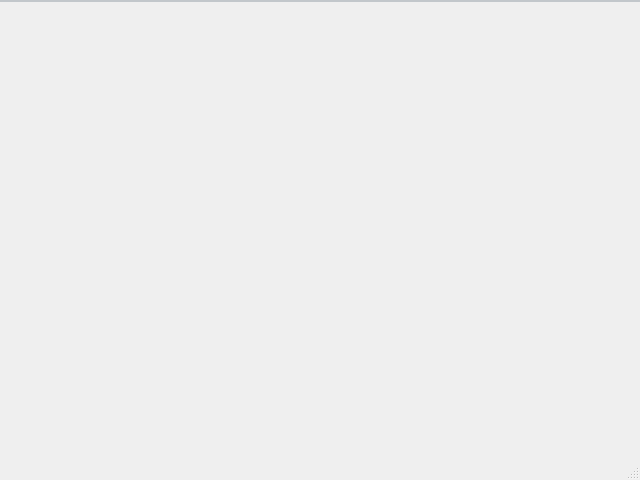
Qt form src/mainwindow.ui (inniyah/plume-creator) before a commit.
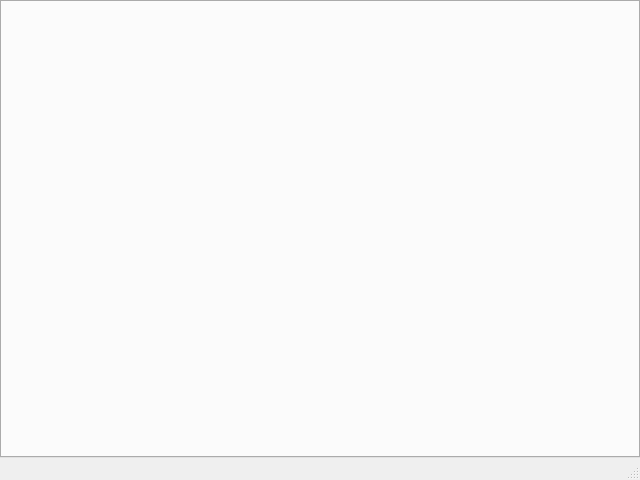
The same form after that commit. Icons and pictures are not drawn.

Commit message: 0.64.6 : allow choosing colors of WordGoalProgressBar ; fix first book in tree unclickable

Diff of the .ui file:
```diff
--- a/src/mainwindow.ui
+++ b/src/mainwindow.ui
@@ -135,66 +135,6 @@
 
 
 
-
-
-
-
-
-
-
-
-QTabWidget::pane/*#mainTabWidget*/ { /* The tab widget frame */
-     border-top: 2px solid #C2C7CB;
-     position: absolute;
-     top: -0.2em;
- }
-
- QTabWidget::tab-bar {
-     alignment: center;
- }
-
- /* Style the tab using the tab sub-control. Note that
-     it reads QTabBar _not_ QTabWidget */
- QTabBar::tab {
-     background: qlineargradient(x1: 0, y1: 0, x2: 0, y2: 1,
-                                 stop: 0 #E1E1E1, stop: 0.4 #DDDDDD,
-                                 stop: 0.5 #D8D8D8, stop: 1.0 #D3D3D3);
-     border: 2px solid #C4C4C3;
-     border-bottom-color: #C2C7CB; /* same as the pane color */
-     border-top-left-radius: 4px;
-     border-top-right-radius: 4px;
-     min-width: 8ex;
-     padding: 2px;
- }
-
- QTabBar::tab:selected , QTabBar::tab:hover {
-     background: qlineargradient(x1: 0, y1: 0, x2: 0, y2: 1,
-                                 stop: 0 #fafafa, stop: 0.4 #f4f4f4,
-                                 stop: 0.5 #e7e7e7, stop: 1.0 #fafafa);
- }
-
- QTabBar::tab:selected {
-     border-color: #9B9B9B;
-     border-bottom-color: #FFFFFF; /* same as pane color */
-	background-color: rgb(255, 255, 255);
-      /* expand/overlap to the left and right by 4px */
-     margin-left: -4px;
-     margin-right: -4px;
-}
-
-
- QTabBar::tab:first:selected  {
-     margin-left: 0; /* the first selected tab has nothing to overlap with on the left */
- }
-
- QTabBar::tab:last:selected  {
-     margin-right: 0; /* the last selected tab has nothing to overlap with on the right */
- }
-
- QTabBar::tab:only-one  {
-     margin: 0; /* if there is only one tab, we don't want overlapping margins */
- }
-
 </string>
   </property>
   <property name="locale">
```
The commit also changes 14 other files.
